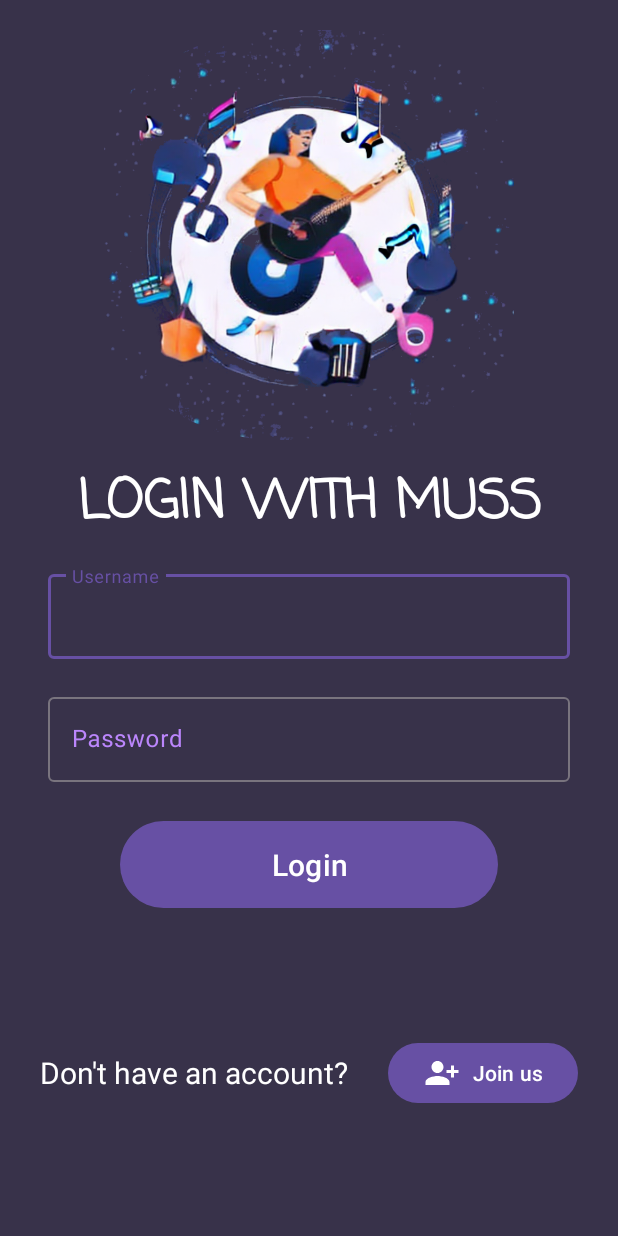
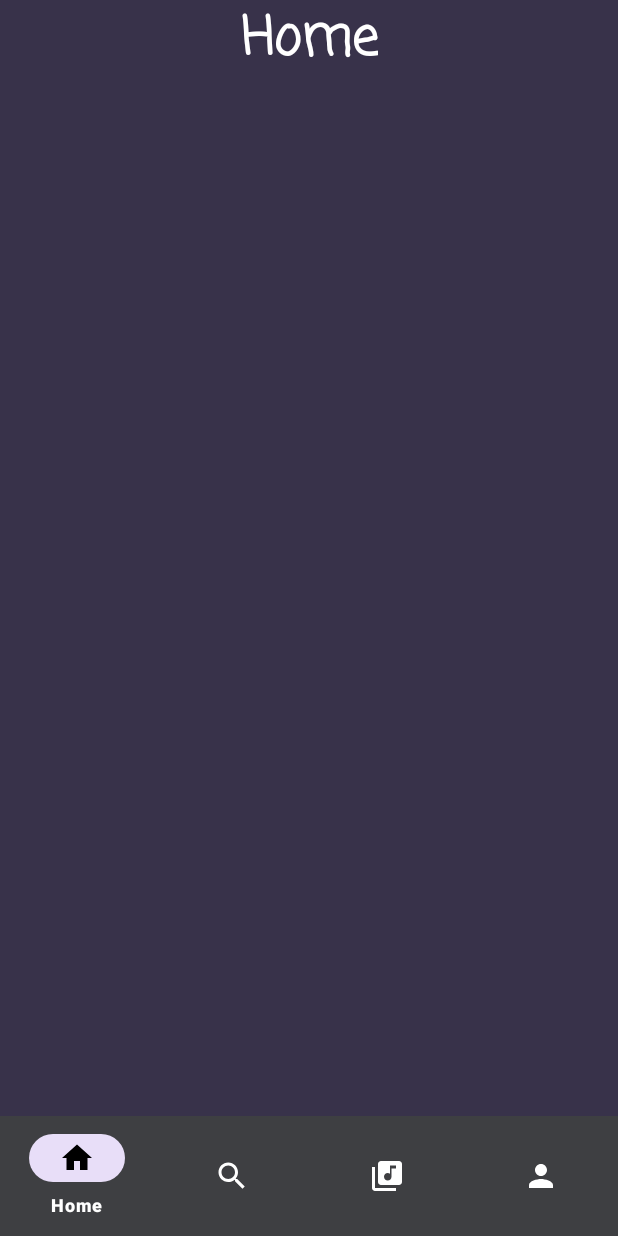
Before and after one commit to Tamashi-Dake/Music_Streaming_Services_Android, an Android app: the screen it shows after launch (LoginActivity before the commit, MainActivity after it), on a phone screen of 412 x 824 dp. Run offline under Robolectric (Android 15) with nearby library versions, the light colour scheme and no system bars; our stand-ins replace data binding.

Commit message:
add Bottom navigation for Main Activity

```diff
--- a/app/src/main/java/huce/fit/mvvmpattern/viewmodels/LoginViewModel.java
+++ b/app/src/main/java/huce/fit/mvvmpattern/viewmodels/LoginViewModel.java
@@ -28,8 +28,6 @@ public class LoginViewModel extends ViewModel {
             if (validateData()) {
 //               //call api login here
                 LoginStatus.setValue(Status.loginSuccess);
-
-//                messageIdToStartMain = "main";
 
             }
         } catch (Exception ex) {
--- a/app/src/main/java/huce/fit/mvvmpattern/views/MainActivity.java
+++ b/app/src/main/java/huce/fit/mvvmpattern/views/MainActivity.java
@@ -2,11 +2,16 @@ package huce.fit.mvvmpattern.views;
 
 import android.app.Activity;
 import android.os.Bundle;
+import android.view.MenuItem;
 import android.widget.Toast;
 
+import androidx.annotation.NonNull;
 import androidx.appcompat.app.AppCompatActivity;
 import androidx.databinding.DataBindingUtil;
 import androidx.lifecycle.ViewModelProvider;
+
+import com.google.android.material.bottomnavigation.BottomNavigationView;
+import com.google.android.material.navigation.NavigationBarView;
 
 import huce.fit.mvvmpattern.R;
 import huce.fit.mvvmpattern.databinding.ActivityMainBinding;
@@ -15,7 +20,7 @@ import huce.fit.mvvmpattern.viewmodels.HomeViewModel;
 import huce.fit.mvvmpattern.viewmodels.LoginViewModel;
 
 
-public class MainActivity extends Activity {
+public class MainActivity extends AppCompatActivity {
     private HomeViewModel homeViewModel;
     private ActivityMainBinding binding;
 
@@ -27,11 +32,30 @@ public class MainActivity extends Activity {
 //
         binding = DataBindingUtil.setContentView(MainActivity.this, R.layout.activity_main);
 //
-//        binding.setLifecycleOwner(this);
+        binding.setLifecycleOwner(this);
 //
-//        binding.setHomeViewModel(homeViewModel);
+        binding.setHomeViewModel(homeViewModel);
 
-
+        BottomNavigationView bottomNav = findViewById(R.id.bottomNavigation);
+        bottomNav.setOnItemSelectedListener(new NavigationBarView.OnItemSelectedListener() {
+            @Override
+            public boolean onNavigationItemSelected(@NonNull MenuItem item) {
+                int id = item.getItemId();
+                if (id == R.id.action_home){
+                        Toast.makeText(MainActivity.this,"Home",Toast.LENGTH_SHORT).show();
+                }
+                else if (id == R.id.action_search){
+                    Toast.makeText(MainActivity.this,"Search",Toast.LENGTH_SHORT).show();
+                }
+                else if (id == R.id.action_library){
+                    Toast.makeText(MainActivity.this,"Library",Toast.LENGTH_SHORT).show();
+                }
+                else if (id == R.id.action_profile){
+                    Toast.makeText(MainActivity.this,"Profile",Toast.LENGTH_SHORT).show();
+                }
+                return true;
+            }
+        });
     }
 
 }
--- /dev/null
+++ b/app/src/main/res/drawable/bottom_nav_selector.xml
@@ -0,0 +1,5 @@
+<?xml version="1.0" encoding="utf-8"?>
+<selector xmlns:android="http://schemas.android.com/apk/res/android">
+<item android:state_checked="true" android:color="@color/black"/>
+    <item android:color="@color/white"/>
+</selector>
--- /dev/null
+++ b/app/src/main/res/drawable/ic_home.xml
@@ -0,0 +1,5 @@
+<vector android:height="24dp" android:tint="#FFFFFF"
+    android:viewportHeight="24" android:viewportWidth="24"
+    android:width="24dp" xmlns:android="http://schemas.android.com/apk/res/android">
+    <path android:fillColor="@android:color/white" android:pathData="M10,20v-6h4v6h5v-8h3L12,3 2,12h3v8z"/>
+</vector>
--- /dev/null
+++ b/app/src/main/res/drawable/ic_library_music.xml
@@ -0,0 +1,5 @@
+<vector android:height="24dp" android:tint="#FFFFFF"
+    android:viewportHeight="24" android:viewportWidth="24"
+    android:width="24dp" xmlns:android="http://schemas.android.com/apk/res/android">
+    <path android:fillColor="@android:color/white" android:pathData="M20,2L8,2c-1.1,0 -2,0.9 -2,2v12c0,1.1 0.9,2 2,2h12c1.1,0 2,-0.9 2,-2L22,4c0,-1.1 -0.9,-2 -2,-2zM18,7h-3v5.5c0,1.38 -1.12,2.5 -2.5,2.5S10,13.88 10,12.5s1.12,-2.5 2.5,-2.5c0.57,0 1.08,0.19 1.5,0.51L14,5h4v2zM4,6L2,6v14c0,1.1 0.9,2 2,2h14v-2L4,20L4,6z"/>
+</vector>
--- /dev/null
+++ b/app/src/main/res/drawable/ic_person.xml
@@ -0,0 +1,5 @@
+<vector android:height="24dp" android:tint="#FFFFFF"
+    android:viewportHeight="24" android:viewportWidth="24"
+    android:width="24dp" xmlns:android="http://schemas.android.com/apk/res/android">
+    <path android:fillColor="@android:color/white" android:pathData="M12,12c2.21,0 4,-1.79 4,-4s-1.79,-4 -4,-4 -4,1.79 -4,4 1.79,4 4,4zM12,14c-2.67,0 -8,1.34 -8,4v2h16v-2c0,-2.66 -5.33,-4 -8,-4z"/>
+</vector>
--- /dev/null
+++ b/app/src/main/res/drawable/ic_search.xml
@@ -0,0 +1,5 @@
+<vector android:height="24dp" android:tint="#FFFFFF"
+    android:viewportHeight="24" android:viewportWidth="24"
+    android:width="24dp" xmlns:android="http://schemas.android.com/apk/res/android">
+    <path android:fillColor="@android:color/white" android:pathData="M15.5,14h-0.79l-0.28,-0.27C15.41,12.59 16,11.11 16,9.5 16,5.91 13.09,3 9.5,3S3,5.91 3,9.5 5.91,16 9.5,16c1.61,0 3.09,-0.59 4.23,-1.57l0.27,0.28v0.79l5,4.99L20.49,19l-4.99,-5zM9.5,14C7.01,14 5,11.99 5,9.5S7.01,5 9.5,5 14,7.01 14,9.5 11.99,14 9.5,14z"/>
+</vector>
--- a/app/src/main/res/layout/activity_main.xml
+++ b/app/src/main/res/layout/activity_main.xml
@@ -17,8 +17,6 @@
         android:background="@color/theme_color"
         tools:context=".View.MainActivity">
 
-
-
         <TextView
             android:id="@+id/textView"
             android:layout_width="wrap_content"
@@ -30,7 +28,19 @@
             android:textSize="35dp"
             app:layout_constraintEnd_toEndOf="parent"
             app:layout_constraintStart_toStartOf="parent"
+            app:layout_constraintTop_toTopOf="parent" />
+
+        <com.google.android.material.bottomnavigation.BottomNavigationView
+            android:id="@+id/bottomNavigation"
+            android:layout_width="match_parent"
+            android:layout_height="wrap_content"
+            app:layout_constraintBottom_toBottomOf="parent"
+            app:menu="@menu/menu_bottom_nav"
+            app:itemBackground="@color/menu_bg"
+            app:itemTextColor="@color/white"
+            app:itemIconTint="@drawable/bottom_nav_selector"
             />
+
 
     </androidx.constraintlayout.widget.ConstraintLayout>
 
--- /dev/null
+++ b/app/src/main/res/menu/menu_bottom_nav.xml
@@ -0,0 +1,19 @@
+<?xml version="1.0" encoding="utf-8"?>
+<menu xmlns:android="http://schemas.android.com/apk/res/android">
+    <item
+        android:id="@+id/action_home"
+        android:title="@string/action_home"
+        android:icon="@drawable/ic_home"/>
+    <item
+        android:id="@+id/action_search"
+        android:title="@string/action_search"
+        android:icon="@drawable/ic_search"/>
+    <item
+        android:id="@+id/action_library"
+        android:title="@string/action_library"
+        android:icon="@drawable/ic_library_music"/>
+    <item
+        android:id="@+id/action_profile"
+        android:title="@string/action_profile"
+        android:icon="@drawable/ic_person"/>
+</menu>
--- a/app/src/main/res/values/colors.xml
+++ b/app/src/main/res/values/colors.xml
@@ -8,4 +8,7 @@
     <color name="black">#FF000000</color>
     <color name="white">#FFFFFFFF</color>
     <color name="theme_color">#38324A</color>
+    <color name="menu_bg">#3e3f42</color>
+<!--    <color name="menu_bg">#dadee6</color>-->
+
 </resources>
--- a/app/src/main/res/values/strings.xml
+++ b/app/src/main/res/values/strings.xml
@@ -9,6 +9,11 @@
     <string name="second_fragment_label">Second Fragment</string>
     <string name="next">Next</string>
     <string name="previous">Previous</string>
+
+    <string name="action_home">Home</string>
+    <string name="action_search">Search</string>
+    <string name="action_library">Library</string>
+    <string name="action_profile">Profile</string>
 
     <string name="lorem_ipsum">
         Lorem ipsum dolor sit amet, consectetur adipiscing elit. Nam in scelerisque sem. Mauris
--- a/gradle.properties
+++ b/gradle.properties
@@ -18,4 +18,7 @@ android.useAndroidX=true
 # Enables namespacing of each library's R class so that its R class includes only the
 # resources declared in the library itself and none from the library's dependencies,
 # thereby reducing the size of the R class for that library
+
 android.nonTransitiveRClass=true
+#android.nonTransitiveRClass=false
+#android.nonFinalResIds=false
```
Also changed, not shown: app/src/main/AndroidManifest.xml (+9 -2 lines), app/src/main/java/huce/fit/mvvmpattern/viewmodels/HomeViewModel.java (+29 -0 lines).
